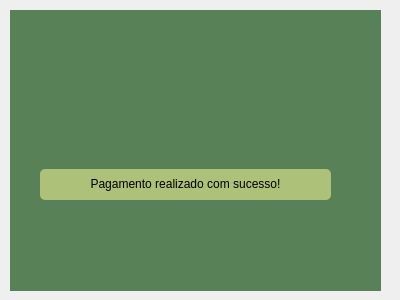
Old version of the form telas_qt/janela_pagamento_sucesso.ui in the repository lauraprass/aplicativo_de_pedidos_para_restaurante.
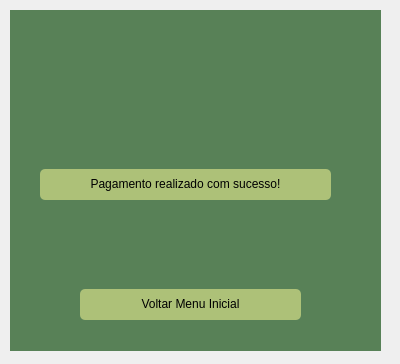
New version of the form. Icons and pictures are not drawn.

Commit message:
adicionado botão
adicionado  botão "voltar menu inicial"

```diff
--- a/telas_qt/janela_pagamento_sucesso.ui
+++ b/telas_qt/janela_pagamento_sucesso.ui
@@ -7,7 +7,7 @@
     <x>0</x>
     <y>0</y>
     <width>400</width>
-    <height>300</height>
+    <height>364</height>
    </rect>
   </property>
   <property name="windowTitle">
@@ -19,7 +19,7 @@
      <x>10</x>
      <y>10</y>
      <width>371</width>
-     <height>281</height>
+     <height>341</height>
     </rect>
    </property>
    <property name="styleSheet">
@@ -109,6 +109,36 @@
      </property>
     </widget>
    </widget>
+   <widget class="QWidget" name="widget_menu" native="true">
+    <property name="geometry">
+     <rect>
+      <x>40</x>
+      <y>270</y>
+      <width>301</width>
+      <height>51</height>
+     </rect>
+    </property>
+    <widget class="QLabel" name="lbl_menu_inicial">
+     <property name="geometry">
+      <rect>
+       <x>30</x>
+       <y>9</y>
+       <width>221</width>
+       <height>31</height>
+      </rect>
+     </property>
+     <property name="styleSheet">
+      <string notr="true">background-color: #adc178; 
+font: 75 8pt &quot;MS Shell Dlg 2&quot;;
+font: 75 10pt &quot;MS Shell Dlg 2&quot;;
+border-radius: 5px;
+</string>
+     </property>
+     <property name="text">
+      <string>&lt;html&gt;&lt;head/&gt;&lt;body&gt;&lt;p align=&quot;center&quot;&gt;Voltar Menu Inicial&lt;/p&gt;&lt;/body&gt;&lt;/html&gt;</string>
+     </property>
+    </widget>
+   </widget>
   </widget>
  </widget>
  <resources>
```
Left out of the diff: 8 changed lines with no effect on the pictures.
